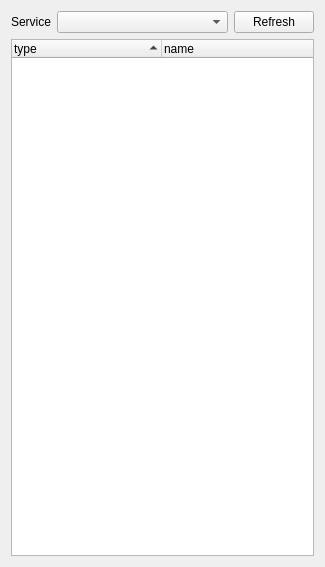
mk4me/hm-mde-one, file trunk/src/core/ui/SceneGraphWidget.ui: the form before one commit.
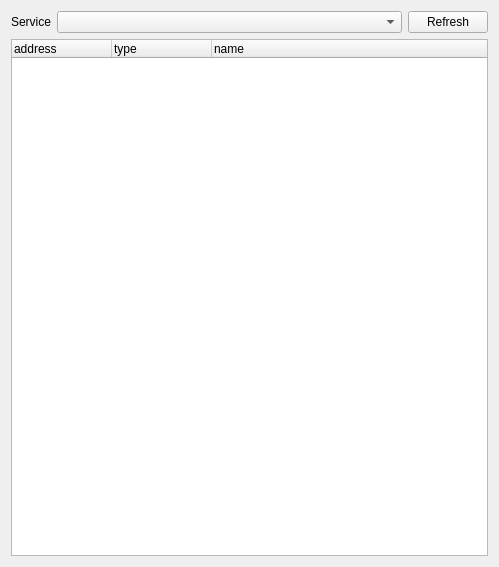
The form after the commit.

```diff
--- a/trunk/src/core/ui/SceneGraphWidget.ui
+++ b/trunk/src/core/ui/SceneGraphWidget.ui
@@ -6,7 +6,7 @@
    <rect>
     <x>0</x>
     <y>0</y>
-    <width>325</width>
+    <width>499</width>
     <height>567</height>
    </rect>
   </property>
@@ -59,26 +59,13 @@
       <bool>true</bool>
      </property>
      <property name="columnCount">
-      <number>2</number>
+      <number>3</number>
      </property>
-     <attribute name="headerDefaultSectionSize">
-      <number>150</number>
-     </attribute>
-     <attribute name="headerMinimumSectionSize">
-      <number>150</number>
-     </attribute>
-     <attribute name="headerShowSortIndicator" stdset="0">
-      <bool>true</bool>
-     </attribute>
-     <attribute name="headerDefaultSectionSize">
-      <number>150</number>
-     </attribute>
-     <attribute name="headerMinimumSectionSize">
-      <number>150</number>
-     </attribute>
-     <attribute name="headerShowSortIndicator" stdset="0">
-      <bool>true</bool>
-     </attribute>
+     <column>
+      <property name="text">
+       <string notr="true">address</string>
+      </property>
+     </column>
      <column>
       <property name="text">
        <string notr="true">type</string>
```
